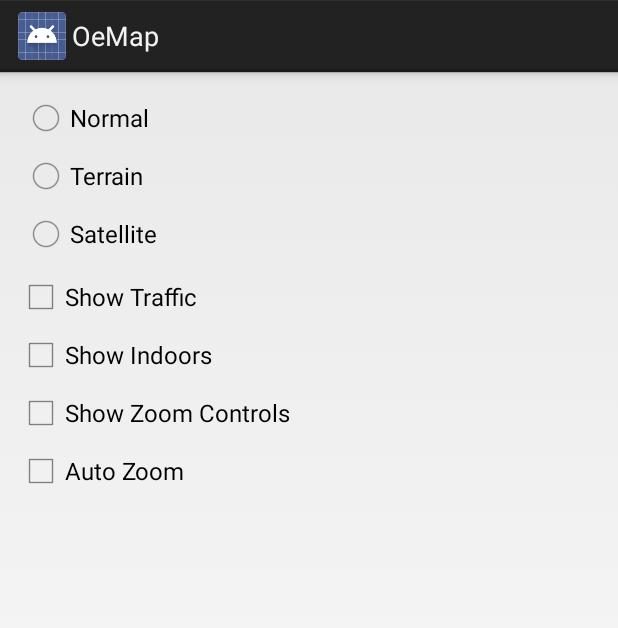
After one commit to navicore/oemap, an Android app: the layout global_settings_dialog.xml on its own in the app's theme, with its tools: preview values and no code run, on a phone screen of 412 x 824 dp. The commit adds this screen. Shown: the top 628 px of the screen. Run offline under Robolectric (Android 15) with nearby library versions, the phone set to English and light mode, and no system bars.

```diff
--- a/android/OeMap/src/main/AndroidManifest.xml
+++ b/android/OeMap/src/main/AndroidManifest.xml
@@ -4,8 +4,8 @@
 
 <manifest xmlns:android="http://schemas.android.com/apk/res/android"
     package="com.onextent.oemap"
-    android:versionCode="11"
-    android:versionName="0.3.0">
+    android:versionCode="12"
+    android:versionName="0.3.1">
 
     <uses-sdk
         android:minSdkVersion="14"
--- a/android/OeMap/src/main/java/com/onextent/oemap/OeMapActivity.java
+++ b/android/OeMap/src/main/java/com/onextent/oemap/OeMapActivity.java
@@ -663,7 +663,7 @@ public class OeMapActivity extends OeBaseActivity {
                 startSettingsDialog();
                 handled = true;
                 break;
-            case R.id.action_map_features:
+            case R.id.action_global_settings:
                 showMapFeaturesDialog();
                 handled = true;
                 break;
@@ -682,7 +682,7 @@ public class OeMapActivity extends OeBaseActivity {
 
     private void showMapFeaturesDialog() {
 
-        Dialog d = new MapFeaturesDialog(this);
+        Dialog d = new GlobalSettingsDialog(this);
         d.show();
     }
 
--- a/android/OeMap/src/main/java/com/onextent/oemap/presence/OeMapGcmIntentService.java
+++ b/android/OeMap/src/main/java/com/onextent/oemap/presence/OeMapGcmIntentService.java
@@ -59,6 +59,7 @@ public class OeMapGcmIntentService extends IntentService {
                     MESSAGE_TYPE_MESSAGE.equals(messageType)) {
                 try {
                     Presence p = new JsonPresence(extras);
+                    p.resetCreateTime();
                     PresenceHelper h = new PresenceHelper(this);
                     if (p.getTimeToLive() == Presence.NONE) {
                         h.deletePresence(p);
--- /dev/null
+++ b/android/OeMap/src/main/res/layout-land/global_settings_dialog.xml
@@ -0,0 +1,79 @@
+<?xml version="1.0" encoding="utf-8"?>
+
+<!--
+  ~ Copyright (c) 2013. Ed Sweeney, All Rights Reserved
+  -->
+
+<LinearLayout xmlns:android="http://schemas.android.com/apk/res/android"
+    android:layout_width="wrap_content"
+    android:layout_height="wrap_content"
+    android:layout_margin="8dp"
+    android:orientation="horizontal">
+
+    <RadioGroup
+        android:id="@+id/pref_map_type"
+        android:layout_width="wrap_content"
+        android:layout_height="wrap_content"
+        android:layout_gravity="center"
+        android:layout_margin="3dp">
+
+        <RadioButton
+            android:id="@+id/pref_feature_normal"
+            android:layout_width="wrap_content"
+            android:layout_height="wrap_content"
+            android:layout_margin="3dp"
+            android:text="@string/pref_feature_normal_title" />
+
+        <RadioButton
+            android:id="@+id/pref_feature_terrain"
+            android:layout_width="wrap_content"
+            android:layout_height="wrap_content"
+            android:layout_margin="3dp"
+            android:text="@string/pref_feature_terrain_title" />
+
+        <RadioButton
+            android:id="@+id/pref_feature_satellite"
+            android:layout_width="wrap_content"
+            android:layout_height="wrap_content"
+            android:layout_margin="3dp"
+            android:text="@string/pref_feature_satellite_title" />
+
+    </RadioGroup>
+
+    <LinearLayout
+        android:layout_width="wrap_content"
+        android:layout_height="wrap_content"
+        android:layout_margin="8dp"
+        android:layout_gravity="center"
+        android:orientation="vertical">
+
+        <CheckBox
+            android:id="@+id/pref_show_traffic"
+            android:layout_width="wrap_content"
+            android:layout_height="wrap_content"
+            android:layout_margin="3dp"
+            android:text="@string/pref_show_traffic_title" />
+
+        <CheckBox
+            android:id="@+id/pref_show_indoors"
+            android:layout_width="wrap_content"
+            android:layout_height="wrap_content"
+            android:layout_margin="3dp"
+            android:text="@string/pref_show_indoors_title" />
+
+        <CheckBox
+            android:id="@+id/pref_show_zoom_controls"
+            android:layout_width="wrap_content"
+            android:layout_height="wrap_content"
+            android:layout_margin="3dp"
+            android:text="@string/pref_show_zoom_controls_title" />
+
+        <CheckBox
+            android:id="@+id/pref_autozoom"
+            android:layout_width="wrap_content"
+            android:layout_height="wrap_content"
+            android:layout_margin="3dp"
+            android:text="@string/pref_show_autozoom_title" />
+
+    </LinearLayout>
+</LinearLayout>
--- a/android/OeMap/src/main/res/menu/main.xml
+++ b/android/OeMap/src/main/res/menu/main.xml
@@ -30,9 +30,9 @@
         android:title="@string/action_map_settings_title" />
 
     <item
-        android:id="@+id/action_map_features"
+        android:id="@+id/action_global_settings"
         android:showAsAction="never|withText"
-        android:title="@string/pref_map_features_title" />
+        android:title="@string/pref_global_settings_title" />
 
     <item
         android:id="@+id/action_settings"
--- a/android/OeMap/src/main/res/values/strings.xml
+++ b/android/OeMap/src/main/res/values/strings.xml
@@ -90,12 +90,12 @@
     <string name="pref_ttl">pref_ttl</string>
     <string name="action_search_title">Search</string>
     <string name="action_share_title">Share Map</string>
-    <string name="action_map_settings_title">Map Settings</string>
+    <string name="action_map_settings_title">This Map\'s Settings</string>
     <string name="action_map_size_title">Map Size</string>
     <string name="pref_feature_terrain_title">Terrain</string>
     <string name="pref_feature_satellite_title">Satellite</string>
     <string name="pref_feature_normal_title">Normal</string>
-    <string name="pref_map_features_title">Map Features</string>
+    <string name="pref_global_settings_title">Global Settings</string>
     <string name="pref_map_size">pref_map_size</string>
     <string name="pref_max_presences">pref_max_presences</string>
     <string name="pref_map_number_of_nearest_people_title">People to Show</string>
```
Also changed, not shown: android/OeMap/src/main/java/com/onextent/oemap/GlobalSettingsDialog.java (renamed from android/OeMap/src/main/java/com/onextent/oemap/MapFeaturesDialog.java, +5 -7 lines), android/OeMap/src/main/java/com/onextent/oemap/OeMapFragment.java (+11 -35 lines), android/OeMap/src/main/java/com/onextent/oemap/presence/JsonPresence.java (+27 -1 lines), android/OeMap/src/main/java/com/onextent/oemap/presence/OeMapPresenceService.java (+6 -1 lines), android/OeMap/src/main/java/com/onextent/oemap/presence/Presence.java (+15 -3 lines), android/OeMap/src/main/res/layout/global_settings_dialog.xml (renamed from android/OeMap/src/main/res/layout/map_features_dialog.xml).
